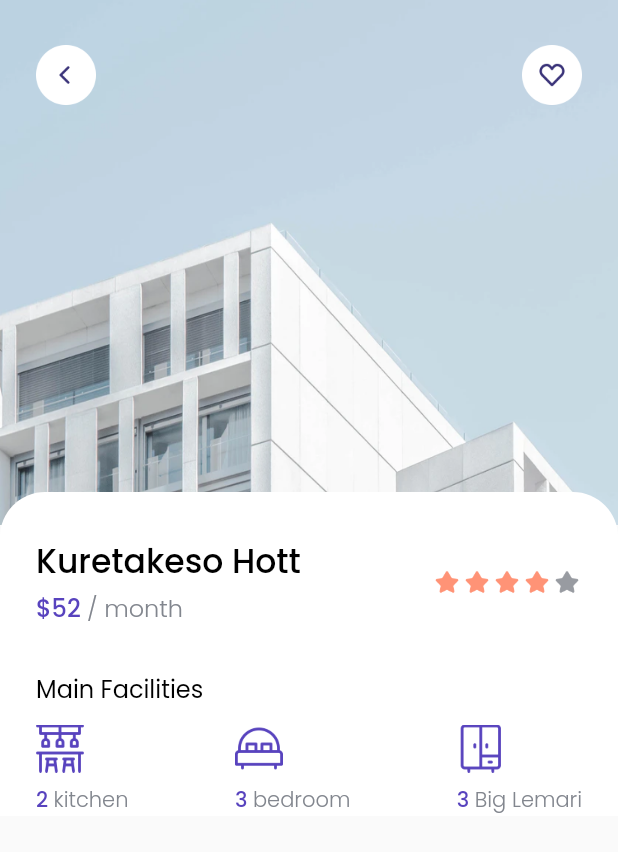
After one commit to endijulian/flutter-find-house, a Flutter app: the DetailPage screen opened directly, on a phone screen of 412 x 824 dp. The commit adds this screen. Shown: the top 852 px of the screen. Run offline on Flutter 3.47's test engine with Material 2 defaults, Android fonts, the phone set to English and light mode, and no system bars; our stand-ins replace google_fonts.

Commit message:
facility widgets and page

```diff
--- a/lib/models/space.dart
+++ b/lib/models/space.dart
@@ -2,7 +2,7 @@ class Space {
   int id;
   String name;
   String imgaeUrl;
-  double price;
+  int price;
   String city;
   String country;
   int rating;
--- /dev/null
+++ b/lib/pages/detail_page.dart
@@ -0,0 +1,181 @@
+// ignore_for_file: prefer_const_constructors
+
+import 'package:flutter/material.dart';
+import 'package:flutter_find_house/theme.dart';
+import 'package:flutter_find_house/widgets/facility.dart';
+
+class DetailPage extends StatelessWidget {
+  const DetailPage({Key? key}) : super(key: key);
+
+  @override
+  Widget build(BuildContext context) {
+    return Scaffold(
+      body: SafeArea(
+          bottom: false,
+          child: Stack(
+            children: [
+              Image.asset(
+                'assets/thumbnail.png',
+                width: MediaQuery.of(context).size.width,
+                height: 350,
+                fit: BoxFit.cover,
+              ),
+              Padding(
+                padding: EdgeInsets.symmetric(
+                  horizontal: edge,
+                  vertical: 30,
+                ),
+                child: Row(
+                  mainAxisAlignment: MainAxisAlignment.spaceBetween,
+                  children: [
+                    InkWell(
+                      onTap: () {
+                        Navigator.pop(context);
+                      },
+                      child: Image.asset(
+                        'assets/btn_back.png',
+                        width: 40,
+                      ),
+                    ),
+                    Image.asset(
+                      'assets/btn_wishlist.png',
+                      width: 40,
+                    ),
+                  ],
+                ),
+              ),
+              ListView(
+                // ignore: prefer_const_literals_to_create_immutables
+                children: [
+                  const SizedBox(
+                    height: 328,
+                  ),
+                  Container(
+                    width: MediaQuery.of(context).size.width,
+                    decoration: BoxDecoration(
+                      borderRadius: BorderRadius.vertical(
+                        top: Radius.circular(30),
+                      ),
+                      color: whiteColor,
+                    ),
+                    child: Column(
+                      crossAxisAlignment: CrossAxisAlignment.start,
+                      // ignore: prefer_const_literals_to_create_immutables
+                      children: [
+                        SizedBox(
+                          height: 30,
+                        ),
+                        Padding(
+                          //NOTE: TITLE
+
+                          padding: EdgeInsets.symmetric(horizontal: edge),
+                          child: Row(
+                            mainAxisAlignment: MainAxisAlignment.spaceBetween,
+                            children: [
+                              Column(
+                                crossAxisAlignment: CrossAxisAlignment.start,
+                                children: [
+                                  Text(
+                                    'Kuretakeso Hott',
+                                    style: blackTextStyle.copyWith(
+                                      fontSize: 22,
+                                    ),
+                                  ),
+                                  SizedBox(
+                                    height: 2,
+                                  ),
+                                  Text.rich(
+                                    TextSpan(
+                                        text: '\$52 ',
+                                        style: purpleTextStyle.copyWith(
+                                          fontSize: 16,
+                                        ),
+                                        children: [
+                                          TextSpan(
+                                            text: '/ month ',
+                                            style: greyTextStyle.copyWith(
+                                                fontSize: 16),
+                                          )
+                                        ]),
+                                  ),
+                                ],
+                              ),
+                              Row(
+                                children: [
+                                  Image.asset(
+                                    'assets/icon_start.png',
+                                    width: 20,
+                                  ),
+                                  Image.asset(
+                                    'assets/icon_start.png',
+                                    width: 20,
+                                  ),
+                                  Image.asset(
+                                    'assets/icon_start.png',
+                                    width: 20,
+                                  ),
+                                  Image.asset(
+                                    'assets/icon_start.png',
+                                    width: 20,
+                                  ),
+                                  Image.asset(
+                                    'assets/icon_start.png',
+                                    width: 20,
+                                    color: Color(0xff989BA1),
+                                  )
+                                ],
+                              ),
+                            ],
+                          ),
+                        ),
+                        SizedBox(
+                          height: 30,
+                        ),
+                        //NOTE: MAIN FACILITIES
+
+                        Padding(
+                          padding: EdgeInsets.only(left: edge),
+                          child: Text(
+                            'Main Facilities',
+                            style: regulerTextStyle.copyWith(fontSize: 16),
+                          ),
+                        ),
+                        SizedBox(
+                          height: 12,
+                        ),
+                        Padding(
+                          padding: EdgeInsets.symmetric(
+                            horizontal: edge,
+                          ),
+                          child: Row(
+                            mainAxisAlignment: MainAxisAlignment.spaceBetween,
+                            // ignore: prefer_const_literals_to_create_immutables
+                            children: [
+                              FacilityItem(
+                                imageUrl: 'assets/icon_kitchen.png',
+                                name: 'kitchen',
+                                total: 2,
+                              ),
+                              FacilityItem(
+                                imageUrl: 'assets/icon_bedroom.png',
+                                name: 'bedroom',
+                                total: 3,
+                              ),
+                              FacilityItem(
+                                imageUrl: 'assets/icon_cupboard.png',
+                                name: 'Big Lemari',
+                                total: 3,
+                              ),
+                            ],
+                          ),
+                        ),
+                      ],
+                    ),
+                  ),
+                ],
+              )
+            ],
+          )),
+    );
+  }
+}
--- /dev/null
+++ b/lib/widgets/facility.dart
@@ -0,0 +1,45 @@
+import 'package:flutter/material.dart';
+import 'package:flutter_find_house/theme.dart';
+
+class FacilityItem extends StatelessWidget {
+  // const FacilityItem({Key? key}) : super(key: key);
+
+  final String name;
+  final String imageUrl;
+  final int total;
+
+  // ignore: use_key_in_widget_constructors
+  const FacilityItem({
+    required this.name,
+    required this.imageUrl,
+    required this.total,
+  });
+
+  @override
+  Widget build(BuildContext context) {
+    return Column(
+      crossAxisAlignment: CrossAxisAlignment.start,
+      children: [
+        Image.asset(
+          imageUrl,
+          width: 32,
+        ),
+        SizedBox(
+          height: 8,
+        ),
+        Text.rich(TextSpan(
+          text: '$total ',
+          style: purpleTextStyle.copyWith(
+            fontSize: 14,
+          ),
+          children: [
+            TextSpan(
+              text: name,
+              style: greyTextStyle.copyWith(fontSize: 14),
+            )
+          ],
+        ))
+      ],
+    );
+  }
+}
--- a/lib/widgets/space_card.dart
+++ b/lib/widgets/space_card.dart
@@ -1,5 +1,6 @@
 import 'package:flutter/material.dart';
 import 'package:flutter_find_house/models/space.dart';
+import 'package:flutter_find_house/pages/detail_page.dart';
 import 'package:flutter_find_house/theme.dart';
 
 class SpaceCard extends StatelessWidget {
@@ -9,7 +10,16 @@ class SpaceCard extends StatelessWidget {
 
   @override
   Widget build(BuildContext context) {
-    return Row(
+    return InkWell(
+      onTap: () {
+        Navigator.push(
+          context,
+          MaterialPageRoute(
+            builder: (context) => const DetailPage(),
+          ),
+        );
+      },
+      child: Row(
         children: [
           ClipRRect(
             borderRadius: BorderRadius.circular(18),
@@ -64,7 +74,8 @@ class SpaceCard extends StatelessWidget {
               const SizedBox(
                 height: 2,
               ),
-            Text.rich(TextSpan(
+              Text.rich(
+                TextSpan(
                   text: '\$${space.price} ',
                   style: purpleTextStyle.copyWith(
                     fontSize: 16,
@@ -72,18 +83,22 @@ class SpaceCard extends StatelessWidget {
                   children: [
                     TextSpan(
                       text: '/ month ',
-                      style: greyTextStyle.copyWith(fontSize: 16))
-                ])),
+                      style: greyTextStyle.copyWith(fontSize: 16),
+                    )
+                  ],
+                ),
+              ),
               const SizedBox(
                 height: 16,
               ),
               Text(
                 '${space.city}, ${space.country}',
                 style: greyTextStyle,
-            )
+              ),
             ],
           ),
         ],
+      ),
     );
   }
 }
```
Also changed, not shown: assets/thumbnail.png (added). Lines whose indentation alone changed are shown as unchanged.
